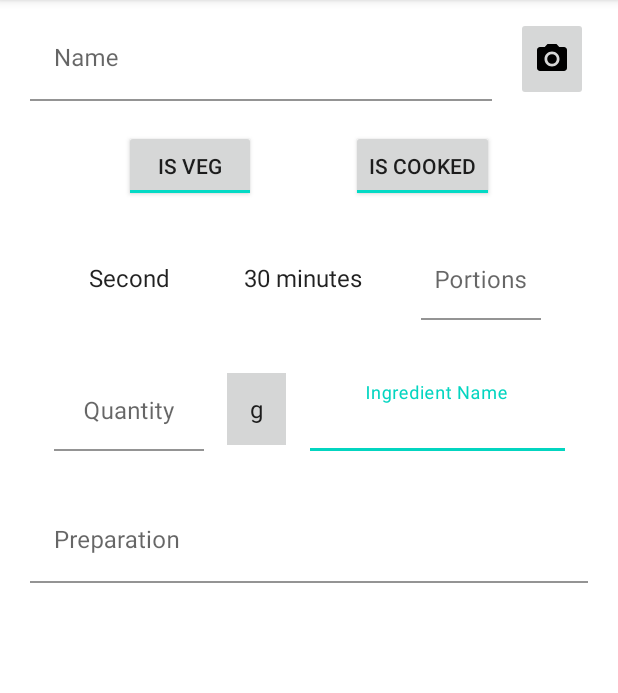
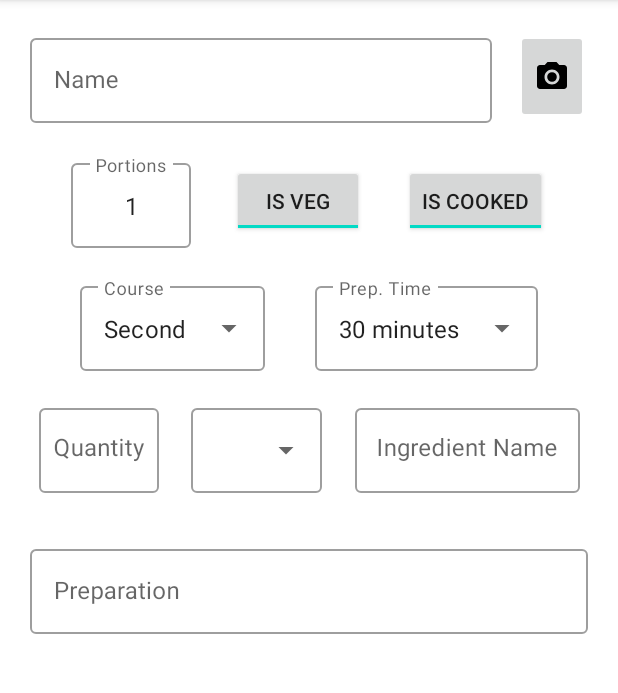
Before and after one commit to RiccardoEvangelisti/RecipeBook, an Android app: the AddRecipeFragment screen opened through its navigation route, on a phone screen of 412 x 824 dp, the part 84-777 px from its top. Run offline under Robolectric (Android 15) with nearby library versions, the phone set to English and light mode, and no system bars; our stand-ins replace Room's generated code; 1 statement that could not run was skipped.

Commit message:
Changed AddRecipe spinners to Material

```diff
--- a/app/src/main/java/com/projects/android/recipebook/view/add/AddRecipeFragment.kt
+++ b/app/src/main/java/com/projects/android/recipebook/view/add/AddRecipeFragment.kt
@@ -13,7 +13,9 @@ import android.view.View.*
 import android.view.ViewGroup
 import android.view.inputmethod.EditorInfo
 import android.widget.AdapterView
+import android.widget.AdapterView.OnItemClickListener
 import android.widget.ArrayAdapter
+import android.widget.AutoCompleteTextView
 import android.widget.EditText
 import androidx.activity.addCallback
 import androidx.activity.result.contract.ActivityResultContracts
@@ -100,24 +102,21 @@ class AddRecipeFragment : Fragment() {
 			requireContext().let {
 				// Initialization spinner Course
 				ArrayAdapter(
-					it, android.R.layout.simple_spinner_item, Course.values()
+					it, android.R.layout.simple_spinner_dropdown_item, Course.values()
 				).also { adapter ->
-					adapter.setDropDownViewResource(android.R.layout.simple_spinner_dropdown_item)
-					courseAdd.adapter = adapter
+					(courseAdd.editText as AutoCompleteTextView).setAdapter(adapter)
 				}
 				// Initialization spinner PreparationTime
 				ArrayAdapter(
-					it, android.R.layout.simple_spinner_item, PreparationTime.values()
+					it, android.R.layout.simple_spinner_dropdown_item, PreparationTime.values()
 				).also { adapter ->
-					adapter.setDropDownViewResource(android.R.layout.simple_spinner_dropdown_item)
-					preparationTimeAdd.adapter = adapter
+					(preparationTimeAdd.editText as AutoCompleteTextView).setAdapter(adapter)
 				}
 				// Initialization spinner UnitOfMeasure
 				ArrayAdapter(
-					it, android.R.layout.simple_spinner_item, UnitOfMeasure.values()
+					it, android.R.layout.simple_spinner_dropdown_item, UnitOfMeasure.values()
 				).also { adapter ->
-					adapter.setDropDownViewResource(android.R.layout.simple_spinner_dropdown_item)
-					unitIngredientAdd.adapter = adapter
+					(unitIngredientAdd.editText as AutoCompleteTextView).setAdapter(adapter)
 				}
 			}
 
@@ -141,32 +140,15 @@ class AddRecipeFragment : Fragment() {
 				addRecipeViewModel.updateRecipe { it.isCooked = b }
 			}
 
-			courseAdd.onItemSelectedListener = object : AdapterView.OnItemSelectedListener {
-				override fun onNothingSelected(parent: AdapterView<*>?) {}
-
-				override fun onItemSelected(
-					parent: AdapterView<*>?, view: View?, position: Int, id: Long
-				) {
-					parent!!.let {
+			(courseAdd.editText as AutoCompleteTextView).onItemClickListener = OnItemClickListener { _, _, position, _ ->
 				addRecipeViewModel.updateRecipe {
-							it.course = parent.adapter.getItem(position) as Course
-						}
-					}
+					it.course = Course.values()[position]
 				}
 			}
 
-			preparationTimeAdd.onItemSelectedListener = object : AdapterView.OnItemSelectedListener {
-				override fun onNothingSelected(parent: AdapterView<*>?) {
-				}
-
-				override fun onItemSelected(
-					parent: AdapterView<*>?, view: View?, position: Int, id: Long
-				) {
-					parent!!.let {
+			(preparationTimeAdd.editText as AutoCompleteTextView).onItemClickListener = OnItemClickListener { _, _, position, _ ->
 				addRecipeViewModel.updateRecipe {
-							it.preparationTime = parent.adapter.getItem(position) as PreparationTime
-						}
-					}
+					it.preparationTime = PreparationTime.values()[position]
 				}
 			}
 
@@ -176,10 +158,7 @@ class AddRecipeFragment : Fragment() {
 				}
 			}
 
-			unitIngredientAdd.onItemSelectedListener = object : AdapterView.OnItemSelectedListener {
-				override fun onItemSelected(
-					parent: AdapterView<*>?, view: View, position: Int, id: Long
-				) {
+			(unitIngredientAdd.editText as AutoCompleteTextView).onItemClickListener = OnItemClickListener { _, _, position, _ ->
 				// Manage UnitOfMeasure.TO_TASTE
 				if (position == UnitOfMeasure.TO_TASTE.ordinal) {
 					quantityIngredientAdd.setText("")
@@ -187,17 +166,17 @@ class AddRecipeFragment : Fragment() {
 				} else {
 					quantityIngredientAdd.visibility = VISIBLE
 				}
+				addRecipeViewModel.updateRecipe {
+					it.unitIngredient = UnitOfMeasure.values()[position]
+				}
 				nameIngredientAdd.requestFocus()
-				}
-
-				override fun onNothingSelected(parent: AdapterView<*>?) {}
 			}
 
 			nameIngredientAdd.setOnEditorActionListener { _, actionId, _ ->
 				return@setOnEditorActionListener when (actionId) {
 					EditorInfo.IME_ACTION_DONE -> {
 						// If nameIngredientAdd is present and (quantityIngredientAdd is present or unitIngredientAdd==TO_TASTE)
-						if ((!quantityIngredientAdd.text.isNullOrBlank() || unitIngredientAdd.selectedItemPosition == UnitOfMeasure.TO_TASTE.ordinal) && !nameIngredientAdd.text.isNullOrBlank()) {
+						if ((!quantityIngredientAdd.text.isNullOrBlank() || addRecipeViewModel.state.value?.unitIngredient == UnitOfMeasure.TO_TASTE) && !nameIngredientAdd.text.isNullOrBlank()) {
 							// Create the binding
 							val bindingIngredients = ItemAddIngredientBinding.inflate(layoutInflater)
 							_bindingIngredientsList.add(bindingIngredients)
@@ -205,16 +184,15 @@ class AddRecipeFragment : Fragment() {
 								// Initialization spinner UnitOfMeasure
 								requireContext().let {
 									ArrayAdapter(
-										it, android.R.layout.simple_spinner_item, UnitOfMeasure.values()
+										it, android.R.layout.simple_spinner_dropdown_item, UnitOfMeasure.values()
 									).also { adapter ->
-										adapter.setDropDownViewResource(android.R.layout.simple_spinner_dropdown_item)
 										unitIngredientItemAdd.adapter = adapter
 									}
 								}
 
 								// Filling UI with new ingredient
 								quantityIngredientItemAdd.text = quantityIngredientAdd.text
-								unitIngredientItemAdd.setSelection(unitIngredientAdd.selectedItemPosition)
+								unitIngredientItemAdd.setSelection(addRecipeViewModel.state.value?.unitIngredient!!.ordinal)
 								if (unitIngredientItemAdd.selectedItemPosition == UnitOfMeasure.TO_TASTE.ordinal) {
 									quantityIngredientItemAdd.visibility = GONE
 								}
@@ -236,7 +214,7 @@ class AddRecipeFragment : Fragment() {
 
 								// Cleanup
 								quantityIngredientAdd.text?.clear()
-								unitIngredientAdd.setSelection(0)
+								(unitIngredientAdd.editText as AutoCompleteTextView).setText(UnitOfMeasure.GRAM.toString(), false)
 								unitIngredientAdd.visibility = VISIBLE
 								nameIngredientAdd.text?.clear()
 
@@ -401,10 +379,10 @@ class AddRecipeFragment : Fragment() {
 								isCookedAdd.isChecked = state.isCooked!!
 							}
 							state.course?.let {
-								courseAdd.setSelection(state.course!!.ordinal)
+								(courseAdd.editText as AutoCompleteTextView).setText(state.course.toString(), false)
 							}
 							state.preparationTime?.let {
-								preparationTimeAdd.setSelection(state.preparationTime!!.ordinal)
+								(preparationTimeAdd.editText as AutoCompleteTextView).setText(state.preparationTime.toString(), false)
 							}
 							state.portions?.let {
 								if (portionsAdd.text.toString() != state.portions.toString()) {
--- a/app/src/main/java/com/projects/android/recipebook/view/add/AddRecipeState.kt
+++ b/app/src/main/java/com/projects/android/recipebook/view/add/AddRecipeState.kt
@@ -9,6 +9,7 @@ import com.projects.android.recipebook.model.Preparation
 import com.projects.android.recipebook.model.Recipe
 import com.projects.android.recipebook.model.enums.Course
 import com.projects.android.recipebook.model.enums.PreparationTime
+import com.projects.android.recipebook.model.enums.UnitOfMeasure
 import com.projects.android.recipebook.view.add.tag.TagSpan
 import com.projects.android.recipebook.view.add.utils.AddRecipeCheckErrors
 
@@ -19,6 +20,7 @@ class AddRecipeState {
 	var preparationEditable: Editable? = null
 	private var preparation: Preparation? = null
 	var ingredientsList: MutableList<Ingredient>? = null
+	var unitIngredient: UnitOfMeasure?=null
 	var isVeg: Boolean? = null
 	var preparationTime: PreparationTime? = null
 	var isCooked: Boolean? = null
--- a/app/src/main/java/com/projects/android/recipebook/view/add/AddRecipeViewModel.kt
+++ b/app/src/main/java/com/projects/android/recipebook/view/add/AddRecipeViewModel.kt
@@ -34,6 +34,7 @@ class AddRecipeViewModel : ViewModel() {
 			it.preparationTime = PreparationTime.THIRTY_MIN
 			it.isVeg = true
 			it.isCooked = true
+			it.portions = 1.toString()
 			it.ingredientsList = mutableListOf()
 		}
 	}
--- a/app/src/main/res/layout/fragment_add_recipe.xml
+++ b/app/src/main/res/layout/fragment_add_recipe.xml
@@ -29,11 +29,12 @@
 
 		<com.google.android.material.textfield.TextInputLayout
 			android:id = "@+id/name_layout_add"
+			style = "@style/Widget.MaterialComponents.TextInputLayout.OutlinedBox"
 			android:layout_width = "0dp"
 			android:layout_height = "wrap_content"
+			android:layout_marginTop = "16dp"
 			android:background = "@android:color/transparent"
 			app:boxBackgroundColor = "@android:color/transparent"
-
 			app:layout_constraintBottom_toTopOf = "@+id/guideline3_add"
 			app:layout_constraintEnd_toStartOf = "@+id/take_photo_add"
 			app:layout_constraintHorizontal_bias = "0.494"
@@ -71,7 +72,7 @@
 			android:layout_width = "wrap_content"
 			android:layout_height = "wrap_content"
 			android:orientation = "horizontal"
-			app:layout_constraintGuide_begin = "79dp" />
+			app:layout_constraintGuide_begin = "86dp" />
 
 		<ToggleButton
 			android:id = "@+id/is_veg_add"
@@ -83,7 +84,7 @@
 			android:textOn = "@string/add_recipe_fragment_is_veg"
 			app:layout_constraintBottom_toTopOf = "@+id/guideline4_add"
 			app:layout_constraintEnd_toStartOf = "@+id/is_cooked_add"
-			app:layout_constraintStart_toStartOf = "@+id/guideline1_add"
+			app:layout_constraintStart_toEndOf = "@+id/portions_layout_add"
 			app:layout_constraintTop_toTopOf = "@+id/guideline3_add"
 			tools:ignore = "TextContrastCheck" />
 
@@ -106,43 +107,56 @@
 			android:layout_width = "wrap_content"
 			android:layout_height = "wrap_content"
 			android:orientation = "horizontal"
-			app:layout_constraintGuide_begin = "142dp" />
+			app:layout_constraintGuide_begin = "182dp" />
 
-		<Spinner
+
+		<com.google.android.material.textfield.TextInputLayout
 			android:id = "@+id/course_add"
+			style = "@style/Widget.MaterialComponents.TextInputLayout.OutlinedBox.ExposedDropdownMenu"
 			android:layout_width = "wrap_content"
 			android:layout_height = "wrap_content"
-			android:background = "@null"
-			android:minHeight = "48dp"
-			app:layout_constraintBottom_toBottomOf = "@+id/preparation_time_add"
+			app:layout_constraintBottom_toTopOf = "@+id/guideline5_add"
 			app:layout_constraintEnd_toStartOf = "@+id/preparation_time_add"
 			app:layout_constraintStart_toStartOf = "@+id/guideline1_add"
-			app:layout_constraintTop_toTopOf = "@+id/preparation_time_add"
-			tools:ignore = "SpeakableTextPresentCheck" />
+			app:layout_constraintTop_toTopOf = "@+id/guideline4_add">
 
-		<Spinner
+			<AutoCompleteTextView
+				android:layout_width = "match_parent"
+				android:layout_height = "wrap_content"
+				android:hint = "@string/add_recipe_fragment_course"
+				android:inputType = "none" />
+		</com.google.android.material.textfield.TextInputLayout>
+
+		<com.google.android.material.textfield.TextInputLayout
 			android:id = "@+id/preparation_time_add"
+			style = "@style/Widget.MaterialComponents.TextInputLayout.OutlinedBox.ExposedDropdownMenu"
 			android:layout_width = "wrap_content"
 			android:layout_height = "wrap_content"
-			android:background = "@null"
-			android:minHeight = "48dp"
-			app:layout_constraintBottom_toBottomOf = "@+id/portions_layout_add"
-			app:layout_constraintEnd_toStartOf = "@+id/portions_layout_add"
+			android:hint = "@string/add_recipe_fragment_preparation_time"
+			app:layout_constraintBottom_toTopOf = "@+id/guideline5_add"
+			app:layout_constraintEnd_toStartOf = "@+id/guideline2_add"
 			app:layout_constraintStart_toEndOf = "@+id/course_add"
-			app:layout_constraintTop_toTopOf = "@+id/portions_layout_add"
-			tools:ignore = "SpeakableTextPresentCheck" />
+			app:layout_constraintTop_toTopOf = "@+id/guideline4_add">
+
+			<AutoCompleteTextView
+				android:layout_width = "match_parent"
+				android:layout_height = "wrap_content"
+				android:inputType = "none"
+				android:textColorHint = "#757575" />
+		</com.google.android.material.textfield.TextInputLayout>
 
 
 		<com.google.android.material.textfield.TextInputLayout
 			android:id = "@+id/portions_layout_add"
+			style = "@style/Widget.MaterialComponents.TextInputLayout.OutlinedBox"
 			android:layout_width = "wrap_content"
 			android:layout_height = "wrap_content"
 			android:background = "@android:color/transparent"
 			app:boxBackgroundColor = "@android:color/transparent"
-			app:layout_constraintBottom_toTopOf = "@+id/guideline5_add"
-			app:layout_constraintEnd_toStartOf = "@+id/guideline2_add"
-			app:layout_constraintStart_toEndOf = "@+id/preparation_time_add"
-			app:layout_constraintTop_toTopOf = "@+id/guideline4_add">
+			app:layout_constraintBottom_toTopOf = "@+id/guideline4_add"
+			app:layout_constraintEnd_toStartOf = "@+id/is_veg_add"
+			app:layout_constraintStart_toStartOf = "@+id/guideline1_add"
+			app:layout_constraintTop_toTopOf = "@+id/guideline3_add">
 
 			<com.google.android.material.textfield.TextInputEditText
 				android:id = "@+id/portions_add"
@@ -165,28 +179,36 @@
 				tools:ignore = "SpeakableTextPresentCheck" />
 		</com.google.android.material.textfield.TextInputLayout>
 
+
 		<androidx.constraintlayout.widget.Guideline
 			android:id = "@+id/guideline5_add"
 			android:layout_width = "wrap_content"
 			android:layout_height = "wrap_content"
 			android:orientation = "horizontal"
-			app:layout_constraintGuide_begin = "228dp" />
+			app:layout_constraintGuide_begin = "250dp" />
 
-		<Spinner
+		<com.google.android.material.textfield.TextInputLayout
 			android:id = "@+id/unit_ingredient_add"
+			style = "@style/Widget.MaterialComponents.TextInputLayout.OutlinedBox.ExposedDropdownMenu"
 			android:layout_width = "wrap_content"
 			android:layout_height = "wrap_content"
-			android:background = "#D5D6D6"
-			android:gravity = "center"
-			android:minHeight = "48dp"
+			android:layout_marginStart = "16dp"
+			android:layout_marginEnd = "16dp"
 			app:layout_constraintBottom_toBottomOf = "@+id/name_ingredient_layout_add"
 			app:layout_constraintEnd_toStartOf = "@+id/name_ingredient_layout_add"
 			app:layout_constraintStart_toEndOf = "@+id/quantity_ingredient_layout_add"
-			app:layout_constraintTop_toTopOf = "@+id/name_ingredient_layout_add"
-			tools:ignore = "SpeakableTextPresentCheck" />
+			app:layout_constraintTop_toTopOf = "@+id/name_ingredient_layout_add">
+
+			<AutoCompleteTextView
+				android:layout_width = "match_parent"
+				android:layout_height = "match_parent"
+				android:inputType = "none"
+				tools:ignore = "SpeakableTextPresentCheck" />
+		</com.google.android.material.textfield.TextInputLayout>
 
 		<com.google.android.material.textfield.TextInputLayout
 			android:id = "@+id/quantity_ingredient_layout_add"
+			style = "@style/Widget.MaterialComponents.TextInputLayout.OutlinedBox"
 			android:layout_width = "wrap_content"
 			android:layout_height = "wrap_content"
 			android:background = "@android:color/transparent"
@@ -198,7 +220,7 @@
 
 			<com.google.android.material.textfield.TextInputEditText
 				android:id = "@+id/quantity_ingredient_add"
-				android:layout_width = "100dp"
+				android:layout_width = "80dp"
 				android:layout_height = "match_parent"
 				android:ellipsize = "start"
 				android:gravity = "center_horizontal"
@@ -207,6 +229,8 @@
 				android:importantForAutofill = "no"
 				android:inputType = "number"
 				android:minHeight = "48dp"
+				android:paddingStart = "8dp"
+				android:paddingEnd = "8dp"
 				android:singleLine = "true"
 				android:textAlignment = "center"
 				android:textColorHint = "#757575" />
@@ -215,6 +239,7 @@
 
 		<com.google.android.material.textfield.TextInputLayout
 			android:id = "@+id/name_ingredient_layout_add"
+			style = "@style/Widget.MaterialComponents.TextInputLayout.OutlinedBox"
 			android:layout_width = "wrap_content"
 			android:layout_height = "wrap_content"
 			android:background = "@android:color/transparent"
@@ -226,7 +251,7 @@
 
 			<com.google.android.material.textfield.TextInputEditText
 				android:id = "@+id/name_ingredient_add"
-				android:layout_width = "170dp"
+				android:layout_width = "150dp"
 				android:layout_height = "wrap_content"
 				android:ellipsize = "start"
 				android:gravity = "center_horizontal"
@@ -235,6 +260,8 @@
 				android:importantForAutofill = "no"
 				android:inputType = "textCapSentences"
 				android:minHeight = "48dp"
+				android:paddingStart = "8dp"
+				android:paddingEnd = "8dp"
 				android:singleLine = "true"
 				android:textColorHint = "#757575" />
 		</com.google.android.material.textfield.TextInputLayout>
@@ -244,7 +271,7 @@
 			android:layout_width = "wrap_content"
 			android:layout_height = "wrap_content"
 			android:orientation = "horizontal"
-			app:layout_constraintGuide_begin = "317dp" />
+			app:layout_constraintGuide_begin = "345dp" />
 
 		<LinearLayout
 			android:id = "@+id/ingredients_container_add"
@@ -259,6 +286,7 @@
 
 		<com.google.android.material.textfield.TextInputLayout
 			android:id = "@+id/preparation_layout_add"
+			style = "@style/Widget.MaterialComponents.TextInputLayout.OutlinedBox"
 			android:layout_width = "0dp"
 			android:layout_height = "wrap_content"
 			android:layout_marginTop = "16dp"
--- a/app/src/main/res/values/strings.xml
+++ b/app/src/main/res/values/strings.xml
@@ -6,6 +6,8 @@
 	<string name = "add_recipe_fragment_take_picture">Take a picture</string>
 	<string name = "add_recipe_fragment_is_cooked">Is Cooked</string>
 	<string name = "add_recipe_fragment_is_veg">Is Veg</string>
+	<string name = "add_recipe_fragment_course">Course</string>
+	<string name = "add_recipe_fragment_preparation_time">Prep. Time</string>
 	<string name = "add_recipe_fragment_portions">Portions</string>
 	<string name = "item_add_recipe_fragment_ingredient_quantity">Quantity</string>
 	<string name = "item_add_recipe_fragment_ingredient_name">Ingredient Name</string>
@@ -43,4 +45,5 @@
 	<string name = "list_recipes_fragment_extend_filter_panel">Extend the filter panel</string>
 	<string name = "item_list_recipes_fragment_cooked">Is or is not cooked</string>
 	<string name = "item_list_recipes_fragment_cooked_veg">Is or is not veg</string>
+
 </resources>
```
Lines whose indentation alone changed are shown as unchanged.
